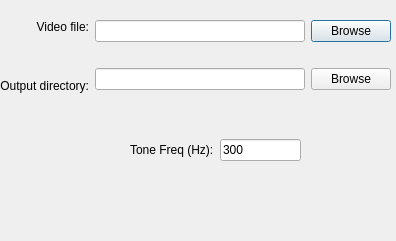
Above: videochop_gui.ui from npollard/VideoChop before the change. Below: the same form after it.
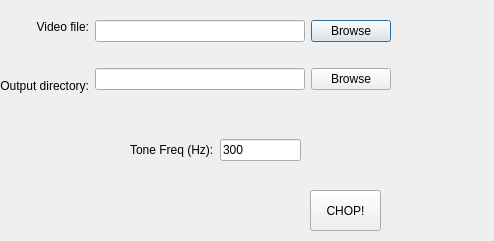
That is the form after the change.

Commit message: CHOP -> close

```diff
--- a/videochop_gui.ui
+++ b/videochop_gui.ui
@@ -6,7 +6,7 @@
    <rect>
     <x>0</x>
     <y>0</y>
-    <width>396</width>
+    <width>494</width>
     <height>241</height>
    </rect>
   </property>
@@ -103,6 +103,19 @@
     </item>
    </layout>
   </widget>
+  <widget class="QPushButton" name="chop_button_">
+   <property name="geometry">
+    <rect>
+     <x>310</x>
+     <y>190</y>
+     <width>71</width>
+     <height>41</height>
+    </rect>
+   </property>
+   <property name="text">
+    <string>CHOP!</string>
+   </property>
+  </widget>
  </widget>
  <resources/>
  <connections/>
```
Left out of the diff: 21 changed lines with no effect on the pictures. The commit also changes 1 other file.
